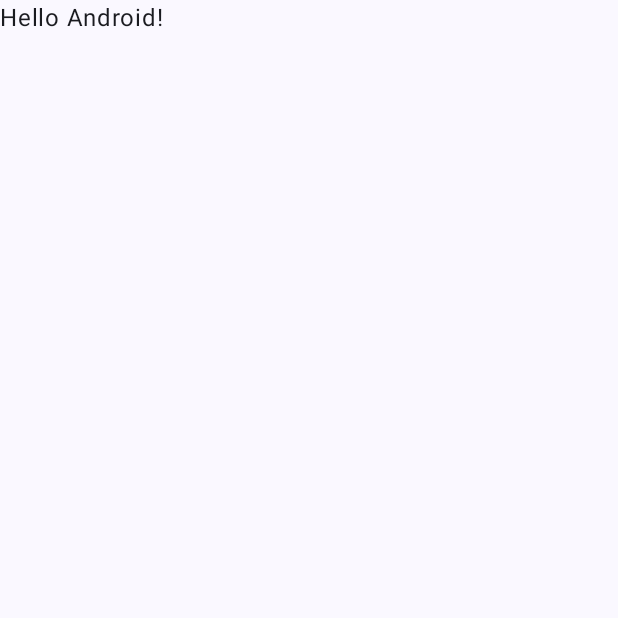
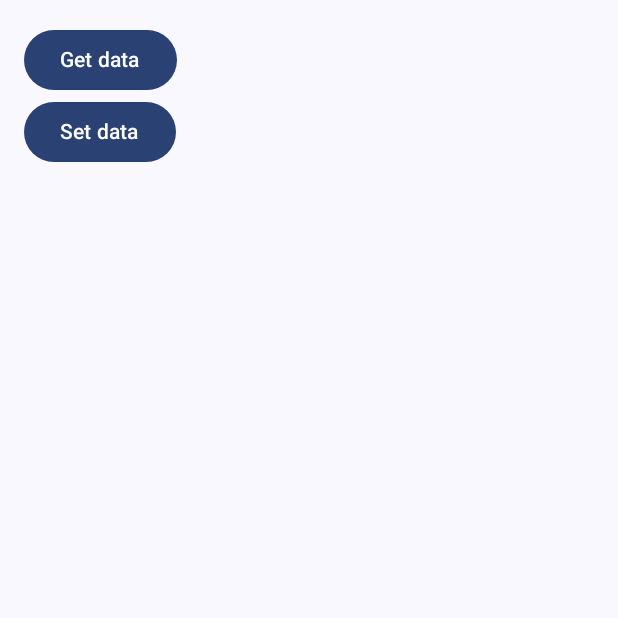
Before and after one commit to mkikets99/LNTU-Messeger-Project, an Android app built with Jetpack Compose: the screen it shows after launch (MainActivity), on a phone screen of 412 x 824 dp, the top half of it. Before the commit the part shown is almost empty. Run offline under Robolectric (Android 15) with nearby library versions, the phone set to English and light mode, and no system bars; 1 statement that could not run was skipped.

Commit message:
add empty classes: ViewModel Repository FirebaseService

```diff
--- a/app/build.gradle.kts
+++ b/app/build.gradle.kts
@@ -68,4 +68,5 @@ dependencies {
     androidTestImplementation(libs.androidx.ui.test.junit4)
     debugImplementation(libs.androidx.ui.tooling)
     debugImplementation(libs.androidx.ui.test.manifest)
+    implementation ("androidx.lifecycle:lifecycle-viewmodel-compose:2.5.1")
 }
--- /dev/null
+++ b/app/src/main/java/com/github/mkikets99/lntumessengerproject/FirebaseRepository.kt
@@ -0,0 +1,5 @@
+package com.github.mkikets99.lntumessengerproject
+
+class FirebaseRepository {
+    val service = FirebaseService()
+}
--- /dev/null
+++ b/app/src/main/java/com/github/mkikets99/lntumessengerproject/FirebaseService.kt
@@ -0,0 +1,4 @@
+package com.github.mkikets99.lntumessengerproject
+
+class FirebaseService {
+}
--- a/app/src/main/java/com/github/mkikets99/lntumessengerproject/MainActivity.kt
+++ b/app/src/main/java/com/github/mkikets99/lntumessengerproject/MainActivity.kt
@@ -1,16 +1,20 @@
 package com.github.mkikets99.lntumessengerproject
 
 import android.os.Bundle
+import android.util.Log
 import androidx.activity.ComponentActivity
 import androidx.activity.compose.setContent
 import androidx.activity.enableEdgeToEdge
+import androidx.compose.foundation.layout.Column
 import androidx.compose.foundation.layout.fillMaxSize
 import androidx.compose.foundation.layout.padding
+import androidx.compose.material3.Button
 import androidx.compose.material3.Scaffold
 import androidx.compose.material3.Text
 import androidx.compose.runtime.Composable
 import androidx.compose.ui.Modifier
 import androidx.compose.ui.tooling.preview.Preview
+import androidx.compose.ui.unit.dp
 import com.github.mkikets99.lntumessengerproject.ui.theme.LNTUMessengerProjectTheme
 
 class MainActivity : ComponentActivity() {
@@ -20,12 +24,33 @@ class MainActivity : ComponentActivity() {
         setContent {
             LNTUMessengerProjectTheme {
                 Scaffold(modifier = Modifier.fillMaxSize()) { innerPadding ->
-                    Greeting(
-                        name = "Android",
-                        modifier = Modifier.padding(innerPadding)
-                    )
+//                    Greeting(
+//                        name = "Android",
+//                        modifier = Modifier.padding(innerPadding)
+//                    )
+                    TestMessenger(Modifier.padding(innerPadding))
                 }
             }
+        }
+//        test(param1 = "MyName") {
+//            Log.d("MyTag","")
+//        }
+    }
+}
+
+@Composable
+fun TestMessenger(modifier: Modifier = Modifier, viewModel: MainViewModel = viewModel()) {
+    Column(modifier = modifier.padding(16.dp)) {
+        Button(onClick = {
+            // TODO: impl
+        }) {
+            Text(text = "Get data")
+        }
+
+        Button(onClick = {
+            // TODO: impl
+        }) {
+            Text(text = "Set data")
         }
     }
 }
```
Also changed, not shown: app/src/main/java/com/github/mkikets99/lntumessengerproject/MainViewModel.kt (added, +7 -0 lines).
